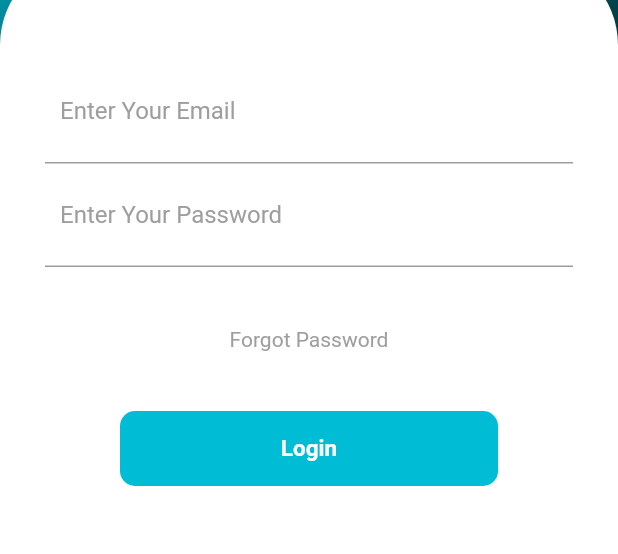
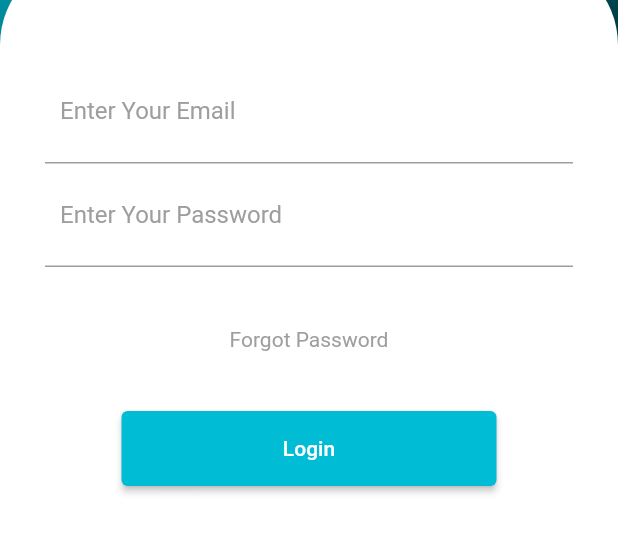
Before and after one commit to Dapuluous/CapstoneProject, a Flutter app: the LoginPage screen opened directly, on a phone screen of 412 x 824 dp, the part 342-896 px from its top. Run offline on Flutter 3.47's test engine with Material 2 defaults, Android fonts, the phone set to English and light mode, and no system bars.

Commit message:
Replaced button in inputWrapper.dart; Added login & logout feature navigator push

```diff
--- a/lib/main.dart
+++ b/lib/main.dart
@@ -1,6 +1,5 @@
-import 'package:capstone_project/ui/page_main.dart';
 import 'package:flutter/material.dart';
-import 'package:capstone_project/ui/page_detail.dart';
+import 'package:capstone_project/ui/login_page.dart';
 
 void main() {
   runApp(const MyApp());
@@ -17,7 +16,7 @@ class MyApp extends StatelessWidget {
       theme: ThemeData(
         primarySwatch: Colors.blue,
       ),
-      home: PageMain(),
+      home: LoginPage(),
     );
   }
 }
--- a/lib/ui/login_page.dart
+++ b/lib/ui/login_page.dart
@@ -16,7 +16,8 @@ class LoginPage extends StatelessWidget {
           children: <Widget>[
             SizedBox(height: 80,),
             Header(),
-            Expanded(child: Container(
+            Expanded(
+              child: Container(
                 decoration: BoxDecoration(
                     color: Colors.white,
                     borderRadius: BorderRadius.only(
@@ -25,7 +26,8 @@ class LoginPage extends StatelessWidget {
                     )
                 ),
                 child: InputWrapper(),
-            ))
+              )
+            ),
           ],
         ),
       ),
--- a/lib/ui/page_main.dart
+++ b/lib/ui/page_main.dart
@@ -1,3 +1,4 @@
+import 'package:capstone_project/ui/login_page.dart';
 import 'package:flutter/material.dart';
 import 'package:flutter/cupertino.dart';
 import 'package:capstone_project/ui/ui_main/home_page.dart';
@@ -81,7 +82,10 @@ class SettingsPage extends StatelessWidget {
                       child: const Text('Tidak'),
                     ),
                     TextButton(
-                      onPressed: () => Navigator.pop(context, 'Ya'),
+                      onPressed: () => Navigator.push(
+                        context,
+                        MaterialPageRoute(builder: (context) => LoginPage()),
+                      ),
                       child: const Text('Ya'),
                     ),
                   ],
--- a/lib/ui/ui_login/Button.dart
+++ /dev/null
@@ -1,23 +0,0 @@
-import 'package:flutter/material.dart';
-
-class Button extends StatelessWidget{
-  @override
-  Widget build(BuildContext context) {
-
-    return Container(
-      height: 50,
-      margin: EdgeInsets.symmetric(horizontal: 50),
-      decoration: BoxDecoration(
-        color: Colors.cyan,
-        borderRadius: BorderRadius.circular(10),
-      ),
-      child: Center(
-        child: Text("Login", style: TextStyle(
-          color: Colors.white,
-          fontSize: 15,
-          fontWeight: FontWeight.bold
-        ),),
-      ),
-    );
-  }
-}
--- a/lib/ui/ui_login/InputWrapper.dart
+++ b/lib/ui/ui_login/InputWrapper.dart
@@ -1,12 +1,12 @@
+import 'package:capstone_project/ui/page_main.dart';
 import 'package:flutter/material.dart';
-
-import 'Button.dart';
 import 'InputField.dart';
 
 class InputWrapper extends StatelessWidget{
   @override
   Widget build(BuildContext context){
-    return Padding(padding: EdgeInsets.all(30),
+    return Padding(
+      padding: EdgeInsets.all(30),
       child: Column(
         children: <Widget>[
           SizedBox(height: 40,),
@@ -20,7 +20,19 @@ class InputWrapper extends StatelessWidget{
           SizedBox(height: 40,),
           Text("Forgot Password", style: TextStyle(color: Colors.grey),),
           SizedBox(height: 40,),
-        Button()
+
+          ElevatedButton(
+            child: const Text('Login'),
+            onPressed: () {
+              Navigator.push(
+                context,
+                MaterialPageRoute(builder: (context) => PageMain()),
+              );
+            },
+            style: ElevatedButton.styleFrom(
+              fixedSize: const Size(250, 50), primary: Colors.cyan,
+            ),
+          ),
         ],
       ),
     );
```
Lines whose indentation alone changed are shown as unchanged.
